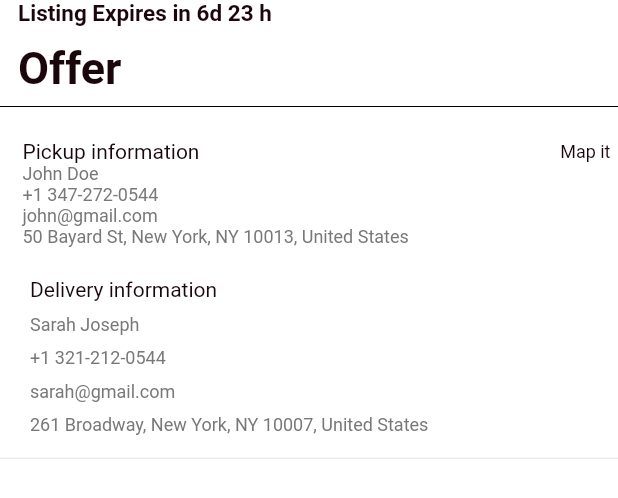
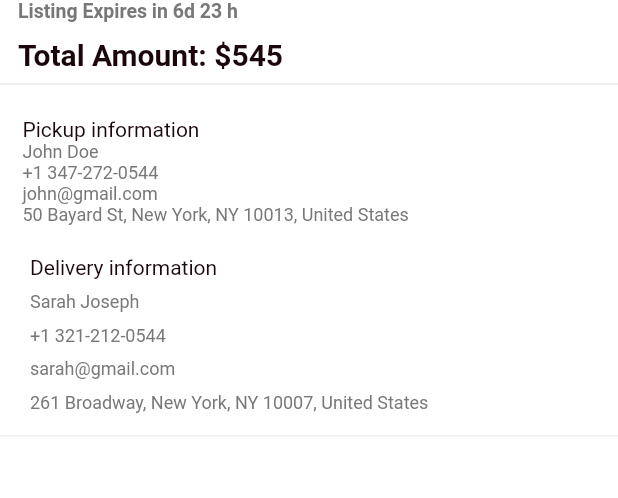
Before and after one commit to olivermendez/sendi_carrier, a Flutter app: the ListingDetails widget shown alone on an empty page, opened directly with empty values, on a phone screen of 412 x 824 dp. Shown: the top 498 px of the screen. Run offline on Flutter 3.47's test engine with Material 2 defaults, Android fonts, the light colour scheme and no system bars; our stand-ins replace country_code_picker, email_validator, image_picker; network calls fail; Roboto replaces fonts that are missing (medium).

Commit message:
Update listing_detail_page.dart

```diff
--- a/lib/pages/listing_detail_page.dart
+++ b/lib/pages/listing_detail_page.dart
@@ -124,27 +124,29 @@ class ListingDetails extends StatelessWidget {
           padding: EdgeInsets.only(left: 12.0),
           child: Text(
             "Listing Expires in 6d 23 h",
-            style: TextStyle(fontSize: 15, fontWeight: FontWeight.bold),
+            style: TextStyle(
+              fontSize: 13,
+              fontWeight: FontWeight.bold,
+              color: Color(0xFF787878),
             ),
           ),
-        Padding(
-          padding: const EdgeInsets.only(left: 12, top: 10),
+        ),
+        const Padding(
+          padding: EdgeInsets.only(left: 12, top: 10),
           child: Text(
-            "Offer ",
-            style: const TextStyle(fontSize: 30, fontWeight: FontWeight.bold),
+            "Total Amount: \$545 ",
+            style: TextStyle(fontSize: 20, fontWeight: FontWeight.bold),
           ),
         ),
-        const Divider(
-          color: Colors.black,
-        ),
+        const Divider(),
         Padding(
           padding: const EdgeInsets.only(left: 15.0),
           child: Column(children: [
-            Container(
+            SizedBox(
               height: 30,
               child: Stack(
-                children: [
-                  const Positioned(
+                children: const [
+                  Positioned(
                     left: 0,
                     bottom: 0,
                     child: Text(
@@ -154,43 +156,22 @@ class ListingDetails extends StatelessWidget {
                       ),
                     ),
                   ),
-                  Positioned(
-                    right: 0,
-                    bottom: -4,
-                    child: InkWell(
-                      onTap: () {
-                        //_launchMapsUrl(_originPlaceId, _destinationPlaceId);
-                      },
-                      splashColor: Colors.transparent,
-                      highlightColor: Colors.transparent,
-                      child: Container(
-                        padding: const EdgeInsets.all(5),
-                        child: const Text(
-                          "Map it",
-                          style: TextStyle(
-                            fontSize: 12,
-                          ),
-                        ),
-                      ),
-                    ),
-                  ),
                 ],
               ),
             ),
             Row(
-              children: [
+              children: const [
                 Text(
                   "John Doe",
                   style: TextStyle(
                     color: Color(0xFF787878),
                     fontSize: 12,
-                    fontFamily: 'medium',
                   ),
                 ),
               ],
             ),
             Row(
-              children: [
+              children: const [
                 Text(
                   "+1 347-272-0544",
                   style: TextStyle(
@@ -202,9 +183,8 @@ class ListingDetails extends StatelessWidget {
               ],
             ),
             Row(
-              children: [
-                Container(
-                  child: Text(
+              children: const [
+                Text(
                   "john@gmail.com",
                   style: TextStyle(
                     color: Color(0xFF787878),
@@ -212,19 +192,16 @@ class ListingDetails extends StatelessWidget {
                     fontFamily: 'medium',
                   ),
                 ),
-                ),
               ],
             ),
             Row(
-              children: [
-                Container(
-                  child: Text(
+              children: const [
+                Text(
                   "50 Bayard St, New York, NY 10013, United States",
                   style: TextStyle(
                     color: Color(0xFF787878),
                     fontSize: 12,
                     fontFamily: 'medium',
-                    ),
                   ),
                 ),
               ],
@@ -263,7 +240,7 @@ class ListingDetails extends StatelessWidget {
               ),
               //2nd Row
               Row(
-                children: [
+                children: const [
                   Text(
                     "Sarah Joseph",
                     style: TextStyle(
@@ -275,11 +252,9 @@ class ListingDetails extends StatelessWidget {
                 ],
               ),
               //3rd Row
-              Container(
-                child: Row(
-                  children: [
-                    Container(
-                      child: Text(
+              Row(
+                children: const [
+                  Text(
                     "+1 321-212-0544",
                     style: TextStyle(
                       color: Color(0xFF787878),
@@ -287,13 +262,11 @@ class ListingDetails extends StatelessWidget {
                       fontFamily: 'medium',
                     ),
                   ),
-                    ),
                 ],
-                ),
               ),
               //4th Row
               Row(
-                children: [
+                children: const [
                   Text(
                     "sarah@gmail.com",
                     style: TextStyle(
@@ -306,7 +279,7 @@ class ListingDetails extends StatelessWidget {
               ),
               //5th Row
               Row(
-                children: [
+                children: const [
                   Text(
                     "261 Broadway, New York, NY 10007, United States",
                     style: TextStyle(
@@ -317,7 +290,7 @@ class ListingDetails extends StatelessWidget {
                   ),
                 ],
               ),
-              SizedBox(
+              const SizedBox(
                 height: 6,
               ),
             ],
```
Lines whose indentation alone changed are shown as unchanged.
